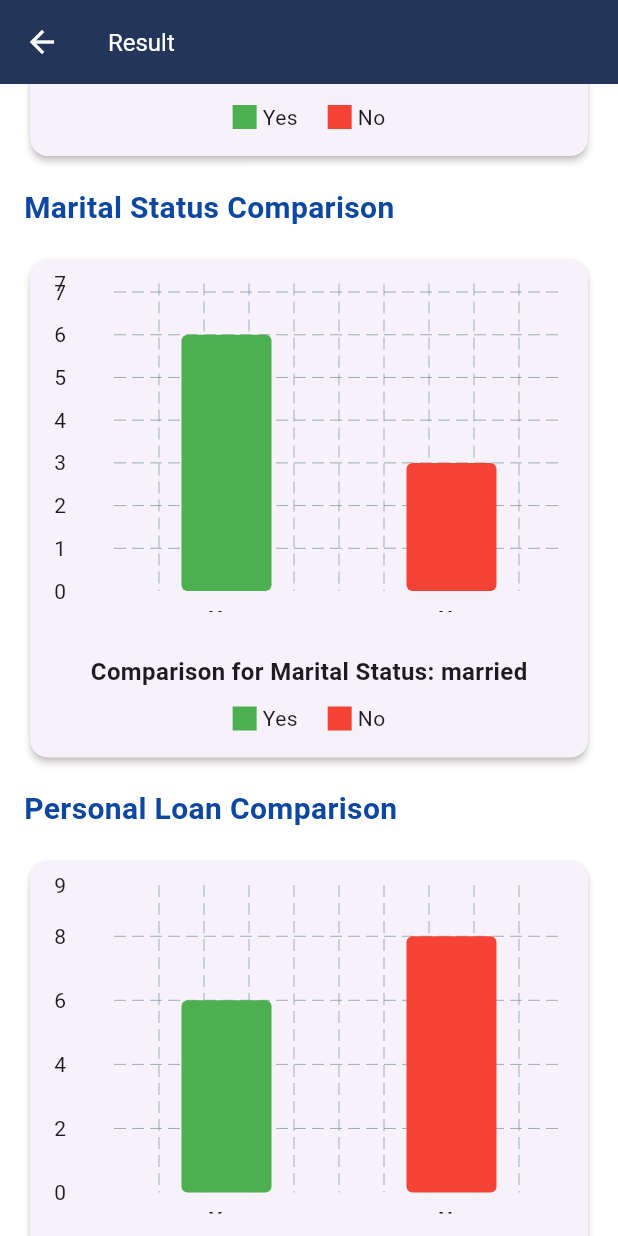
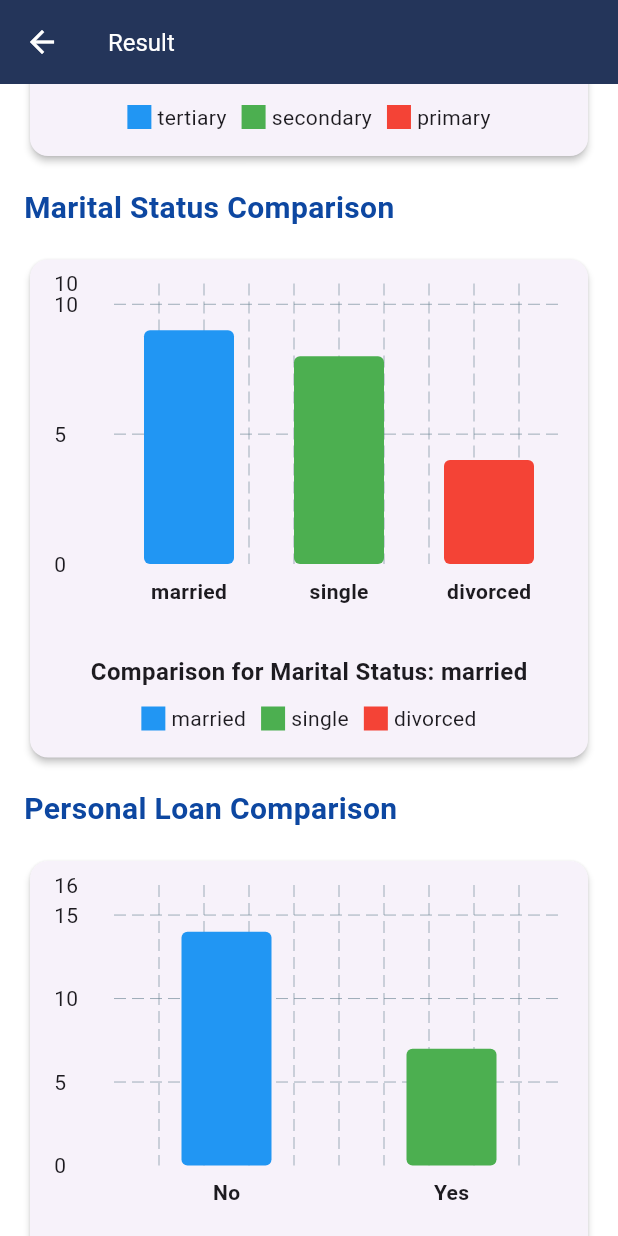
Before and after one commit to MohdSameer4532/MeeranaBanking, a Flutter app: the ResultScreen screen opened directly with sample values from the repository, scrolled down 1728 dp, on a phone screen of 412 x 824 dp. Run offline on Flutter 3.47's test engine with Material 3 defaults, Android fonts, the light colour scheme and no system bars; drawn by our look-alikes of fl_chart.

Commit message:
Update the deposit graph

```diff
--- a/lib/Deposit/deposit_categorical_comparison_graph.dart
+++ b/lib/Deposit/deposit_categorical_comparison_graph.dart
@@ -8,16 +8,16 @@ class CategoricalComparisonGraph extends StatelessWidget {
   final String feature;
 
   const CategoricalComparisonGraph({
-    super.key, // Add this parameter to the constructor
+    Key? key,
     required this.dummyData,
     required this.userInput,
     required this.feature,
-  });
+  }) : super(key: key);
 
   @override
   Widget build(BuildContext context) {
     final String userCategory = _getFeatureValue(userInput);
-    final Map<String, int> categoryCounts = _getCategoryCounts(userCategory);
+    final Map<String, int> categoryCounts = _getCategoryCounts();
 
     return Column(
       children: [
@@ -32,7 +32,7 @@ class CategoricalComparisonGraph extends StatelessWidget {
                   sideTitles: SideTitles(
                     showTitles: true,
                     getTitlesWidget: (value, meta) {
-                      final labels = ['Yes', 'No'];
+                      final labels = categoryCounts.keys.toList();
                       if (value.toInt() < labels.length) {
                         return Padding(
                           padding: const EdgeInsets.all(8.0),
@@ -47,6 +47,7 @@ class CategoricalComparisonGraph extends StatelessWidget {
                       }
                       return const Text('');
                     },
+                    reservedSize: 40,
                   ),
                 ),
                 leftTitles: AxisTitles(
@@ -58,44 +59,18 @@ class CategoricalComparisonGraph extends StatelessWidget {
                     },
                   ),
                 ),
-                topTitles:
-                    const AxisTitles(sideTitles: SideTitles(showTitles: false)),
-                rightTitles:
-                    const AxisTitles(sideTitles: SideTitles(showTitles: false)),
+                topTitles: const AxisTitles(sideTitles: SideTitles(showTitles: false)),
+                rightTitles: const AxisTitles(sideTitles: SideTitles(showTitles: false)),
               ),
               borderData: FlBorderData(show: false),
-              barGroups: [
-                BarChartGroupData(
-                  x: 0,
-                  barRods: [
-                    BarChartRodData(
-                      toY: categoryCounts['yes']!.toDouble(),
-                      color: Colors.green,
-                      width: 60,
-                      borderRadius: BorderRadius.circular(4),
-                    ),
-                  ],
-                ),
-                BarChartGroupData(
-                  x: 1,
-                  barRods: [
-                    BarChartRodData(
-                      toY: categoryCounts['no']!.toDouble(),
-                      color: Colors.red,
-                      width: 60,
-                      borderRadius: BorderRadius.circular(4),
-                    ),
-                  ],
-                ),
-              ],
+              barGroups: _getBarGroups(categoryCounts),
               barTouchData: BarTouchData(
                 touchTooltipData: BarTouchTooltipData(
                   getTooltipItem: (group, groupIndex, rod, rodIndex) {
-                    final isYes = group.x == 0;
-                    final count =
-                        isYes ? categoryCounts['yes']! : categoryCounts['no']!;
+                    final category = categoryCounts.keys.toList()[group.x];
+                    final count = categoryCounts[category]!;
                     return BarTooltipItem(
-                      '${isYes ? 'Yes' : 'No'}: $count',
+                      '$category: $count',
                       const TextStyle(color: Colors.white),
                     );
                   },
@@ -110,19 +85,31 @@ class CategoricalComparisonGraph extends StatelessWidget {
     );
   }
 
-  Map<String, int> _getCategoryCounts(String userCategory) {
-    int yesCount = 0;
-    int noCount = 0;
+  Map<String, int> _getCategoryCounts() {
+    final counts = <String, int>{};
     for (final person in dummyData) {
-      if (_getFeatureValue(person) == userCategory) {
-        if (person.result) {
-          yesCount++;
-        } else {
-          noCount++;
-        }
-      }
+      final category = _getFeatureValue(person);
+      counts[category] = (counts[category] ?? 0) + 1;
     }
-    return {'yes': yesCount, 'no': noCount};
+    return counts;
+  }
+
+  List<BarChartGroupData> _getBarGroups(Map<String, int> categoryCounts) {
+    final List<Color> colors = [Colors.blue, Colors.green, Colors.red, Colors.yellow, Colors.purple];
+    return categoryCounts.entries.map((entry) {
+      final index = categoryCounts.keys.toList().indexOf(entry.key);
+      return BarChartGroupData(
+        x: index,
+        barRods: [
+          BarChartRodData(
+            toY: entry.value.toDouble(),
+            color: colors[index % colors.length],
+            width: 60,
+            borderRadius: BorderRadius.circular(4),
+          ),
+        ],
+      );
+    }).toList();
   }
 
   Widget _buildLegend(String userCategory) {
@@ -133,13 +120,15 @@ class CategoricalComparisonGraph extends StatelessWidget {
           style: const TextStyle(fontSize: 16, fontWeight: FontWeight.bold),
         ),
         const SizedBox(height: 10),
-        Row(
-          mainAxisAlignment: MainAxisAlignment.center,
-          children: [
-            _legendItem(Colors.green, 'Yes'),
-            const SizedBox(width: 20),
-            _legendItem(Colors.red, 'No'),
-          ],
+        Wrap(
+          spacing: 10,
+          runSpacing: 10,
+          alignment: WrapAlignment.center,
+          children: _getCategoryCounts().keys.map((category) {
+            final index = _getCategoryCounts().keys.toList().indexOf(category);
+            final List<Color> colors = [Colors.blue, Colors.green, Colors.red, Colors.yellow, Colors.purple];
+            return _legendItem(colors[index % colors.length], category);
+          }).toList(),
         ),
       ],
     );
@@ -196,6 +185,6 @@ class CategoricalComparisonGraph extends StatelessWidget {
 
   double _getMaxCount(Map<String, int> categoryCounts) {
     final max = categoryCounts.values.reduce((a, b) => a > b ? a : b);
-    return (max * 1.2).toDouble();
+    return (max * 1.2).toDouble(); // Add 20% padding to the top
   }
 }
--- a/lib/Deposit/deposit_user_input_form.dart
+++ b/lib/Deposit/deposit_user_input_form.dart
@@ -114,10 +114,11 @@ class _UserInputFormState extends State<UserInputForm> {
                   child: ElevatedButton(
                     onPressed: _submitForm,
                     style: ElevatedButton.styleFrom(
-                      padding: const EdgeInsets.symmetric(horizontal: 40, vertical: 15), backgroundColor: Color(0xFF1E3354),
+                      padding: const EdgeInsets.symmetric(horizontal: 40, vertical: 15),
+                      backgroundColor: Color(0xFF1E3354),
                       textStyle: const TextStyle(fontSize: 18, fontWeight: FontWeight.bold),
                     ),
-                    child: const Text('Submit', style: TextStyle(color: Colors.white)),
+                    child: const Text('Submit'),
                   ),
                 ),
               ],
```
